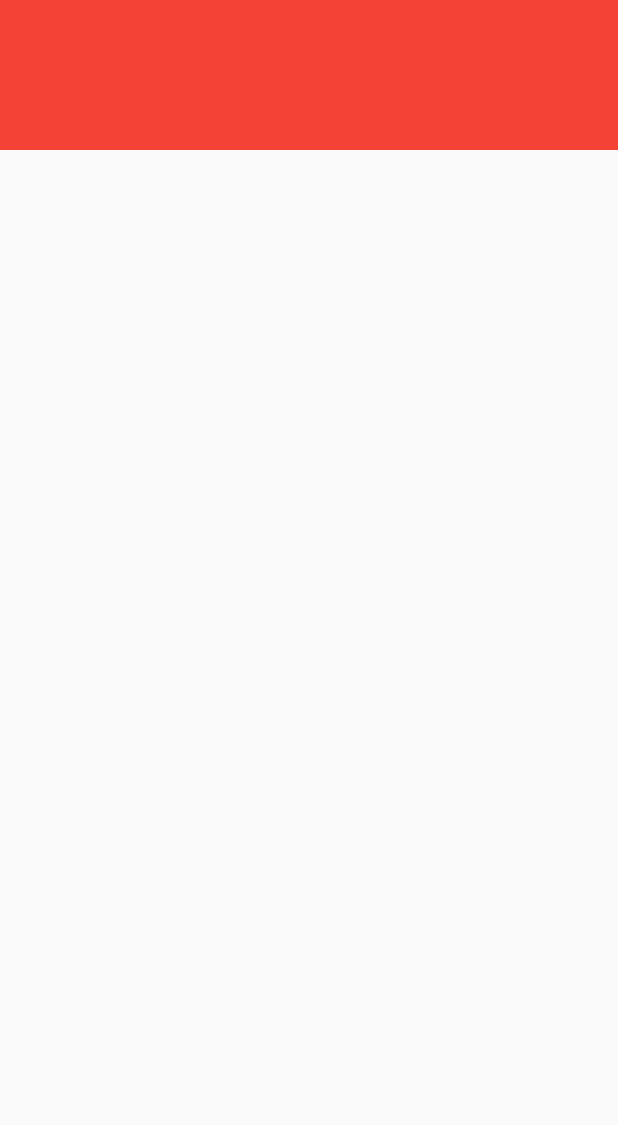
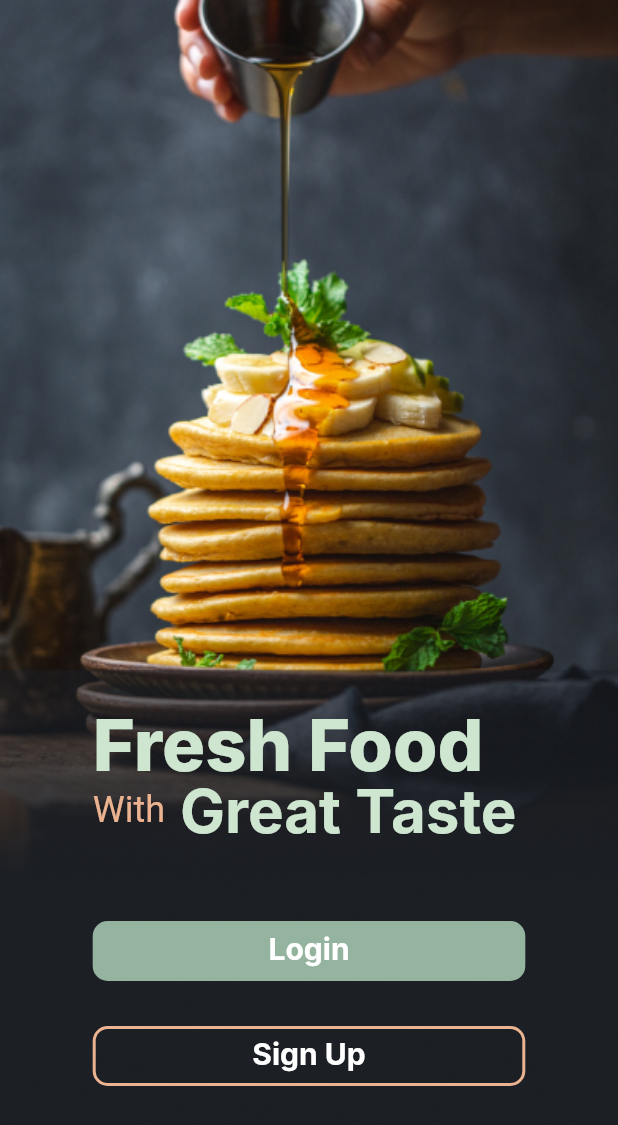
Before and after one commit to framadhan99/foodlivery, a Flutter app: the screen it shows after launch, on a phone screen of 412 x 824 dp. Shown: the top 1125 px of the screen. Run offline on Flutter 3.47's test engine with Material 2 defaults, Android fonts, the light colour scheme and no system bars; our stand-ins replace loader_overlay; Roboto replaces fonts that are missing (Inter, inriaSerif).

Commit message:
create intro page

```diff
--- a/lib/app/app.dart
+++ b/lib/app/app.dart
@@ -1,4 +1,6 @@
 import 'package:flutter/material.dart';
+import 'package:foodlivery/app/app_theme.dart';
+import 'package:foodlivery/config/navigation_service.dart';
 import 'package:foodlivery/ui_features/pages/intro_page.dart';
 
 class App extends StatelessWidget {
@@ -8,7 +10,9 @@ class App extends StatelessWidget {
   Widget build(BuildContext context) {
     return MaterialApp(
       debugShowCheckedModeBanner: false,
-      home: IntroPage(),
+      theme: theme,
+      navigatorKey: navigatorKey,
+      home: const IntroPage(),
     );
   }
 }
--- /dev/null
+++ b/lib/app/app_theme.dart
@@ -0,0 +1,28 @@
+import 'package:flutter/material.dart';
+import 'package:foodlivery/config/config.dart';
+
+final theme = ThemeData(
+  appBarTheme: const AppBarTheme(
+    iconTheme: IconThemeData(color: AssetColors.orangePastel),
+    backgroundColor: Colors.white,
+    titleTextStyle: AssetStyles.mediumTitle,
+    elevation: 0,
+    centerTitle: true,
+  ),
+  pageTransitionsTheme: const PageTransitionsTheme(builders: {
+    TargetPlatform.android: CupertinoPageTransitionsBuilder(),
+    TargetPlatform.iOS: OpenUpwardsPageTransitionsBuilder(),
+  }),
+  scaffoldBackgroundColor: Colors.white,
+  textTheme: const TextTheme(
+    displaySmall: AssetStyles.smallDescription,
+    displayMedium: AssetStyles.mediumTitle,
+    displayLarge: AssetStyles.bigDescription,
+    bodySmall: AssetStyles.smallDescription,
+    bodyMedium: AssetStyles.mediumTitle,
+    bodyLarge: AssetStyles.bigDescription,
+  ),
+  inputDecorationTheme: const InputDecorationTheme(
+    floatingLabelStyle: TextStyle(color: AssetColors.greenDark),
+  ),
+);
--- a/lib/config/asset_paths.dart
+++ b/lib/config/asset_paths.dart
@@ -6,6 +6,7 @@ class AssetPaths {
   static const String imgPancake = 'assets/images/imgPancake.png';
   static const String imgProfile = 'assets/images/imgProfile.png';
   static const String imgSayur = 'assets/images/imgSayur.png';
+  static const String imgIntro = 'assets/images/imgIntro.png';
   static const String logoApple = 'assets/images/logoApple.png';
   static const String logoFacebook = 'assets/images/logoFacebook.png';
   static const String logoGoogle = 'assets/images/logoGoogle.png';
--- a/lib/config/asset_styles.dart
+++ b/lib/config/asset_styles.dart
@@ -42,4 +42,11 @@ class AssetStyles {
     fontSize: 14,
     color: Colors.white,
   );
+
+  static const TextStyle inriaSerifText = TextStyle(
+    fontFamily: 'inriaSerif',
+    fontWeight: FontWeight.w400,
+    fontSize: 24,
+    color: AssetColors.orangePastel,
+  );
 }
--- /dev/null
+++ b/lib/config/config.dart
@@ -0,0 +1,5 @@
+export 'asset_colors.dart';
+export 'asset_Paths.dart';
+export 'asset_Styles.dart';
+export 'navigation_service.dart';
+export 'ui_helper.dart';
--- /dev/null
+++ b/lib/config/ui_helper.dart
@@ -0,0 +1,31 @@
+import 'package:flutter/material.dart';
+
+FontWeight light = FontWeight.w300;
+FontWeight regular = FontWeight.w400;
+FontWeight medium = FontWeight.w500;
+FontWeight semibold = FontWeight.w600;
+FontWeight bold = FontWeight.w700;
+FontWeight extrabold = FontWeight.w800;
+FontWeight veryextrabold = FontWeight.w900;
+
+const marginPage = 24.0;
+const double smallMargin = 6;
+const double mediumMargin = 12;
+const double largeMargin = 24;
+const double largestMargin = 48;
+
+Widget horizontalSpace(double size) => SizedBox(width: size);
+
+// Vertical Spacing
+Widget verticalSpace(double size) => SizedBox(height: size);
+
+// Screen Size helpers
+double screenWidth(BuildContext context) => MediaQuery.of(context).size.width;
+double screenHeight(BuildContext context) => MediaQuery.of(context).size.height;
+double screenPadTop(BuildContext context) => MediaQuery.of(context).padding.top;
+
+double screenHeightPercentage(BuildContext context, {double percentage = 1}) =>
+    screenHeight(context) * percentage;
+
+double screenWidthPercentage(BuildContext context, {double percentage = 1}) =>
+    screenWidth(context) * percentage;
--- a/lib/ui_features/pages/intro_page.dart
+++ b/lib/ui_features/pages/intro_page.dart
@@ -1,4 +1,9 @@
 import 'package:flutter/material.dart';
+import 'package:foodlivery/config/asset_colors.dart';
+import 'package:foodlivery/config/asset_paths.dart';
+import 'package:foodlivery/config/asset_styles.dart';
+import 'package:foodlivery/config/ui_helper.dart';
+import 'package:foodlivery/ui_features/widgets/button_primary.dart';
 
 class IntroPage extends StatelessWidget {
   const IntroPage({super.key});
@@ -7,8 +12,77 @@ class IntroPage extends StatelessWidget {
   Widget build(BuildContext context) {
     return Scaffold(
       body: Container(
-        height: 100,
-        color: Colors.red,
+        height: screenHeight(context),
+        width: screenWidth(context),
+        decoration: const BoxDecoration(
+          image: DecorationImage(
+            fit: BoxFit.cover,
+            image: AssetImage(AssetPaths.imgIntro),
+          ),
+        ),
+        child: Padding(
+          padding:
+              EdgeInsets.symmetric(horizontal: screenWidth(context) * 0.15),
+          child: Column(
+            mainAxisAlignment: MainAxisAlignment.end,
+            crossAxisAlignment: CrossAxisAlignment.start,
+            mainAxisSize: MainAxisSize.max,
+            children: [
+              Text(
+                'Fresh Food',
+                style: AssetStyles.bigTitle.copyWith(height: 0.2),
+              ),
+              Row(
+                mainAxisAlignment: MainAxisAlignment.start,
+                children: [
+                  const Text(
+                    'With',
+                    style: AssetStyles.inriaSerifText,
+                  ),
+                  horizontalSpace(10),
+                  Text(
+                    'Great Taste',
+                    style: AssetStyles.bigTitle.copyWith(
+                      fontSize: 40,
+                      fontWeight: FontWeight.w700,
+                    ),
+                  ),
+                ],
+              ),
+              verticalSpace(50),
+              ButtonPrimary(
+                height: 40,
+                label: 'Login',
+                labelStyle: AssetStyles.labelButton.copyWith(
+                  fontSize: 20,
+                  height: 1,
+                ),
+              ),
+              verticalSpace(30),
+              GestureDetector(
+                onTap: () {},
+                child: Container(
+                  height: 40,
+                  width: screenWidth(context),
+                  decoration: BoxDecoration(
+                      borderRadius: BorderRadius.circular(10),
+                      border: Border.all(
+                          color: AssetColors.orangePastel, width: 2)),
+                  child: Center(
+                    child: Text(
+                      'Sign Up',
+                      style: AssetStyles.labelButton.copyWith(
+                        fontSize: 20,
+                        height: 1,
+                      ),
+                    ),
+                  ),
+                ),
+              ),
+              verticalSpace(100)
+            ],
+          ),
+        ),
       ),
     );
   }
--- /dev/null
+++ b/lib/ui_features/widgets/button_primary.dart
@@ -0,0 +1,43 @@
+import 'package:flutter/material.dart';
+import 'package:foodlivery/config/config.dart';
+
+class ButtonPrimary extends StatelessWidget {
+  const ButtonPrimary({
+    super.key,
+    required this.label,
+    this.labelStyle,
+    this.height,
+    this.width,
+    this.onTap,
+  });
+
+  final String label;
+  final TextStyle? labelStyle;
+  final double? height;
+  final double? width;
+  final Function()? onTap;
+
+  @override
+  Widget build(BuildContext context) {
+    return GestureDetector(
+      onTap: onTap,
+      child: Container(
+        height: height ?? 33,
+        width: width ?? screenWidth(context),
+        decoration: BoxDecoration(
+          borderRadius: BorderRadius.circular(10),
+          color: AssetColors.greenDark,
+        ),
+        child: Center(
+          child: Text(
+            label,
+            style: labelStyle ??
+                AssetStyles.labelButton.copyWith(
+                  height: 1,
+                ),
+          ),
+        ),
+      ),
+    );
+  }
+}
--- a/pubspec.yaml
+++ b/pubspec.yaml
@@ -84,9 +84,9 @@ flutter:
         - asset: assets/fonts/Inter-Bold.ttf
   #       - asset: fonts/Schyler-Italic.ttf
   #         style: italic
-  #   - family: Trajan Pro
-  #     fonts:
-  #       - asset: fonts/TrajanPro.ttf
+    - family: inriaSerif
+      fonts:
+        - asset: assets/fonts/inriaSerif-Regular.ttf
   #       - asset: fonts/TrajanPro_Bold.ttf
   #         weight: 700
   #
```
Also changed, not shown: assets/fonts/InriaSerif-Regular.ttf (added), assets/images/imgIntro.png (added).
